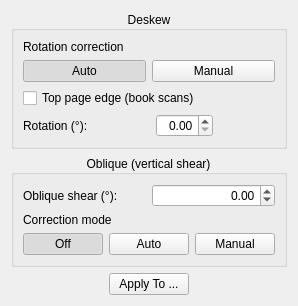
This is src/core/filters/deskew/OptionsWidget.ui in karnigen/scantailor-advanced as Qt 5 draws it before an edit. The edited form follows.
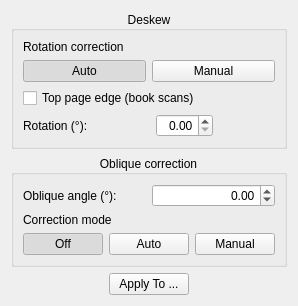
This is the edited form. Custom widgets are drawn as their Qt base class.

Commit message: Polish Deskew controls and labels

```diff
--- a/src/core/filters/deskew/OptionsWidget.ui
+++ b/src/core/filters/deskew/OptionsWidget.ui
@@ -138,7 +138,7 @@
    <item>
     <widget class="CollapsibleGroupBox" name="obliqueGroupBox">
      <property name="title">
-      <string>Oblique (vertical shear)</string>
+      <string>Oblique correction</string>
      </property>
      <property name="alignment">
       <set>Qt::AlignCenter</set>
@@ -149,7 +149,7 @@
         <item>
          <widget class="QLabel" name="obliqueLabel">
           <property name="text">
-           <string>Oblique shear (°):</string>
+           <string>Oblique angle (°):</string>
           </property>
          </widget>
         </item>
```
Left out of the diff: 6 changed lines with no effect on the pictures. The commit also changes 5 other files.
